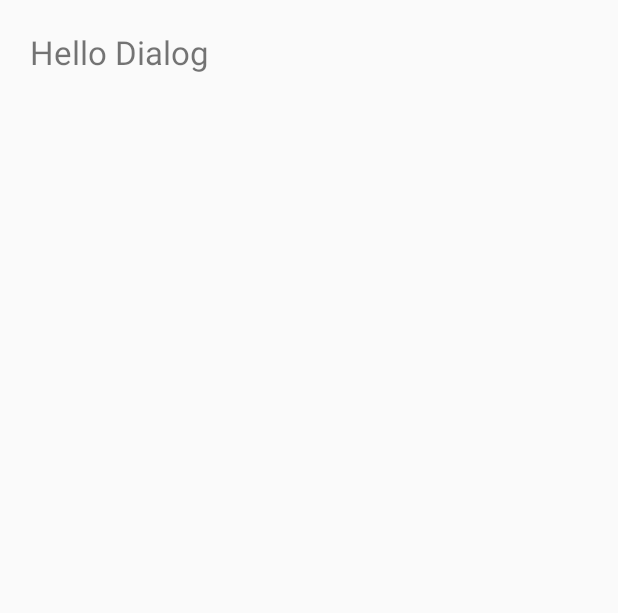
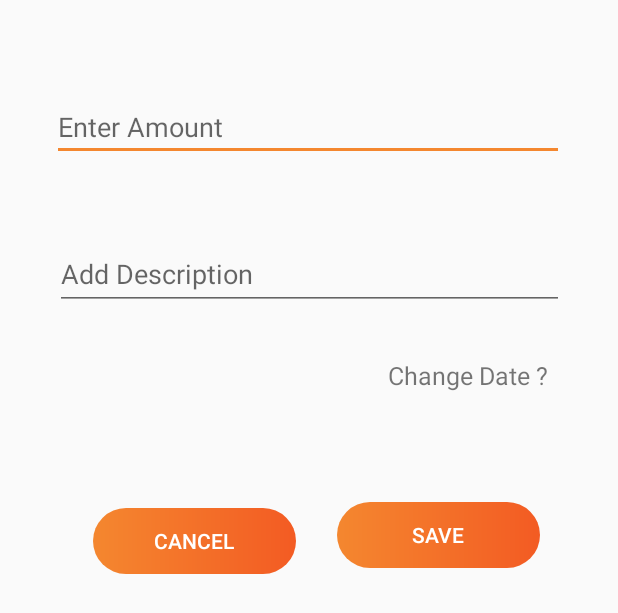
Before and after one commit to atindra305/ExpenseManager2.1-Final, an Android app: the layout add_activity_dialog.xml on its own in the app's theme, with its tools: preview values and no code run, on a phone screen of 412 x 824 dp. Shown: the top 613 px of the screen. Run offline under Robolectric (Android 15) with nearby library versions, the phone set to English and light mode, and no system bars; Roboto replaces fonts that are not available here.

Commit message:
add new addactivity - activity

```diff
--- a/app/src/main/java/com/example/expensemanager2/Expense.java
+++ b/app/src/main/java/com/example/expensemanager2/Expense.java
@@ -4,6 +4,7 @@ import androidx.annotation.RequiresApi;
 import androidx.appcompat.app.AlertDialog;
 import androidx.appcompat.app.AppCompatActivity;
 
+import android.app.DatePickerDialog;
 import android.content.Intent;
 import android.graphics.Color;
 import android.os.Build;
@@ -12,6 +13,8 @@ import android.view.View;
 import android.view.ViewGroup;
 import android.widget.ArrayAdapter;
 import android.widget.Button;
+import android.widget.DatePicker;
+import android.widget.EditText;
 import android.widget.ImageView;
 import android.widget.ListView;
 import android.widget.TextView;
@@ -47,6 +50,8 @@ public class Expense extends AppCompatActivity {
 
     private long max;
 
+    String userchangedDate;
+
     private TextView todaysDate;
 
     private ImageView goBack;
@@ -56,6 +61,10 @@ public class Expense extends AppCompatActivity {
     private TextView addIncome;
 
     private TextView addPayment;
+
+    Calendar c;
+
+    DatePickerDialog dpd;
 
     List<SliceValue> pieData = new ArrayList<>();
 
@@ -215,11 +224,73 @@ public class Expense extends AppCompatActivity {
 
     private void addactivity(int temp){
 
+            EditText amount = findViewById(R.id.amount);
+
+            EditText description = findViewById(R.id.description);
+
+            final TextView changeDateText = findViewById(R.id.datechangetext);
+
+            Button cancel = findViewById(R.id.cancel);
+
+            final TextView changedate = findViewById(R.id.changedate);
+
+            Button save = findViewById(R.id.save);
+
             final AlertDialog.Builder alert = new AlertDialog.Builder(Expense.this);
+
             View view = getLayoutInflater().inflate(R.layout.add_activity_dialog,null);
+
             alert.setView(view);
+
             final AlertDialog alertDialog = alert.create();
+
             alertDialog.show();
+
+            cancel.setOnClickListener(new View.OnClickListener() {
+                @Override
+                public void onClick(View v) {
+
+                    alertDialog.dismiss();
+
+                }
+            });
+
+            save.setOnClickListener(new View.OnClickListener() {
+                @Override
+                public void onClick(View v) {
+
+//                    savedata();
+
+                }
+            });
+
+            changedate.setOnClickListener(new View.OnClickListener() {
+                @Override
+                public void onClick(View v) {
+
+                    c = Calendar.getInstance();
+
+                    int day = c.get(Calendar.DAY_OF_MONTH);
+
+                    int month = c.get(Calendar.MONTH);
+
+                    int year =  c.get(Calendar.YEAR);
+
+                    dpd = new DatePickerDialog(Expense.this, new DatePickerDialog.OnDateSetListener() {
+                        @Override
+                        public void onDateSet(DatePicker view, int year, int month, int dayOfMonth) {
+
+                            userchangedDate = (dayOfMonth+"-"+month+"-"+year);
+
+                            changeDateText.setText(userchangedDate);
+
+                        }
+                    },day,month,year);
+
+                    dpd.show();
+
+                }
+            });
     }
 
 }
--- a/app/src/main/res/layout/add_activity_dialog.xml
+++ b/app/src/main/res/layout/add_activity_dialog.xml
@@ -1,17 +1,88 @@
 <?xml version="1.0" encoding="utf-8"?>
-<LinearLayout
-    xmlns:android="http://schemas.android.com/apk/res/android" android:layout_width="match_parent"
+<androidx.constraintlayout.widget.ConstraintLayout xmlns:android="http://schemas.android.com/apk/res/android"
+    xmlns:app="http://schemas.android.com/apk/res-auto"
+    xmlns:tools="http://schemas.android.com/tools"
+    android:layout_width="match_parent"
     android:layout_height="match_parent"
+    android:clickable="true"
+    android:orientation="vertical"
     android:padding="20dp">
 
-    <TextView
-        android:id="@+id/editText"
-        android:layout_width="match_parent"
-        android:layout_height="wrap_content"
+    <EditText
+        android:id="@+id/amount"
+        android:layout_width="341dp"
+        android:layout_height="39dp"
+        android:layout_marginTop="48dp"
         android:layout_weight="1"
         android:ems="10"
+        android:hint="Enter Amount"
         android:inputType="textPersonName"
-        android:text="Hello Dialog"
-        android:textSize="22sp"
-        />
-</LinearLayout>
+        app:layout_constraintEnd_toEndOf="parent"
+        app:layout_constraintHorizontal_bias="0.485"
+        app:layout_constraintStart_toStartOf="parent"
+        app:layout_constraintTop_toTopOf="parent" />
+
+    <EditText
+        android:id="@+id/description"
+        android:layout_width="339dp"
+        android:layout_height="47dp"
+        android:layout_marginTop="52dp"
+        android:layout_weight="1"
+        android:ems="10"
+        android:hint="Add Description"
+        android:inputType="textPersonName"
+        app:layout_constraintEnd_toEndOf="parent"
+        app:layout_constraintStart_toStartOf="parent"
+        app:layout_constraintTop_toBottomOf="@+id/amount" />
+
+    <TextView
+        android:id="@+id/changedate"
+        android:layout_width="110dp"
+        android:layout_height="24dp"
+        android:layout_marginTop="32dp"
+        android:autoText="true"
+        android:text="Change Date ?"
+        app:autoSizeTextType="uniform"
+        app:layout_constraintEnd_toEndOf="parent"
+        app:layout_constraintHorizontal_bias="0.91"
+        app:layout_constraintStart_toStartOf="parent"
+        app:layout_constraintTop_toBottomOf="@+id/description" />
+
+    <Button
+        android:id="@+id/cancel"
+        style="?android:attr/borderlessButtonStyle"
+        android:layout_width="135dp"
+        android:layout_height="44dp"
+        android:layout_marginTop="132dp"
+        android:background="@drawable/mainbutton"
+        android:text="Cancel"
+        android:textColor="#FFFFFF"
+        app:layout_constraintEnd_toStartOf="@+id/save"
+        app:layout_constraintHorizontal_bias="0.606"
+        app:layout_constraintStart_toStartOf="parent"
+        app:layout_constraintTop_toBottomOf="@+id/description" />
+
+    <Button
+        android:id="@+id/save"
+        style="?android:attr/borderlessButtonStyle"
+        android:layout_width="135dp"
+        android:layout_height="44dp"
+        android:layout_marginTop="72dp"
+        android:layout_marginEnd="32dp"
+        android:background="@drawable/mainbutton"
+        android:text="Save"
+        android:textColor="#FFFFFF"
+        app:layout_constraintEnd_toEndOf="parent"
+        app:layout_constraintTop_toBottomOf="@+id/changedate" />
+
+    <TextView
+        android:id="@+id/datechangetext"
+        android:layout_width="153dp"
+        android:layout_height="31dp"
+        android:layout_marginEnd="24dp"
+        app:layout_constraintBottom_toTopOf="@+id/save"
+        app:layout_constraintEnd_toEndOf="parent"
+        app:layout_constraintTop_toBottomOf="@+id/changedate"
+        app:layout_constraintVertical_bias="0.439" />
+
+</androidx.constraintlayout.widget.ConstraintLayout>
```
